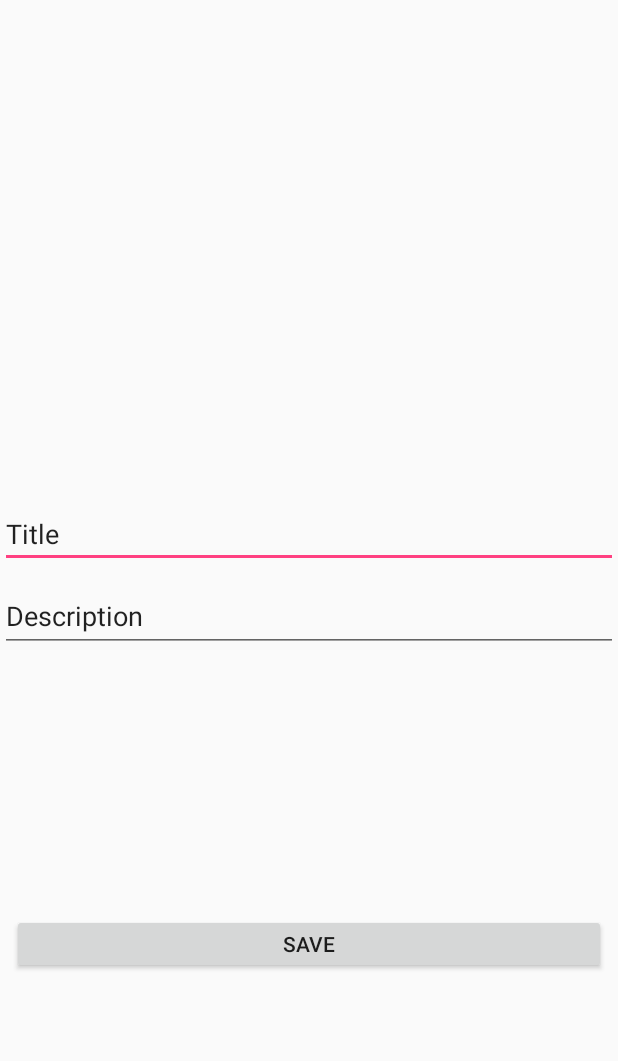
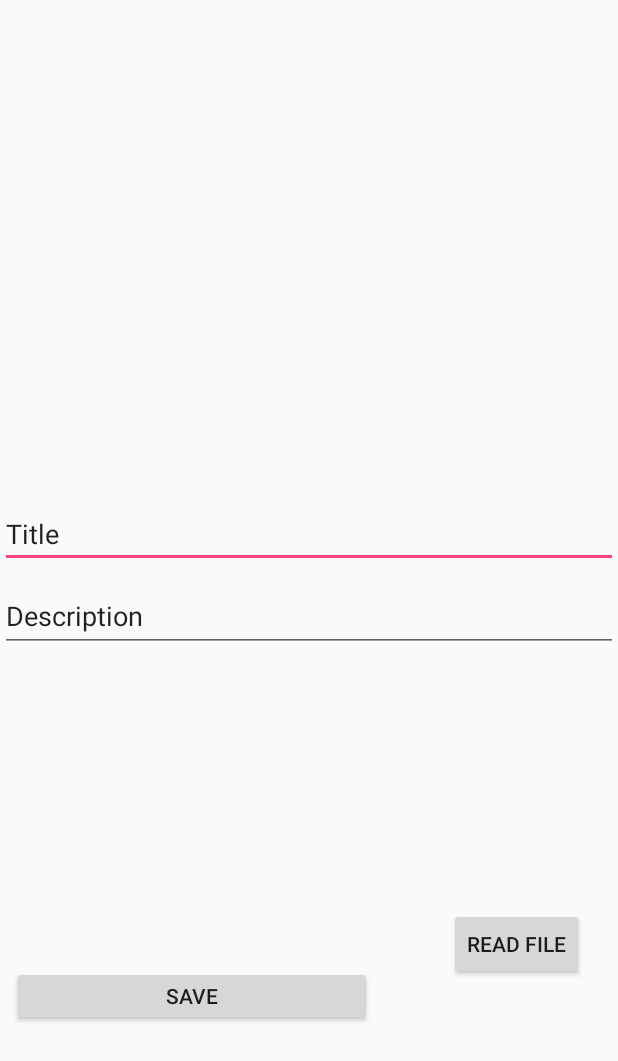
Before and after one commit to crossfx/demo2, an Android app: the layout activity_testactivity.xml on its own in the app's theme, with its tools: preview values and no code run, on a phone screen of 412 x 824 dp. Shown: the top 1061 px of the screen. Run offline under Robolectric (Android 15) with nearby library versions, the phone set to English and light mode, and no system bars; network calls fail.

```diff
--- a/app/src/main/res/layout/activity_testactivity.xml
+++ b/app/src/main/res/layout/activity_testactivity.xml
@@ -46,16 +46,31 @@
 
     <Button
         android:id="@+id/savebutton"
-        android:layout_width="0dp"
+        android:layout_width="240dp"
         android:layout_height="40dp"
+        android:layout_marginLeft="8dp"
+        android:layout_marginStart="8dp"
+        android:text="Save"
+        app:layout_constraintBottom_toBottomOf="parent"
+        app:layout_constraintStart_toStartOf="parent"
+        app:layout_constraintTop_toBottomOf="@+id/descriptext"
+        app:layout_constraintVertical_bias="0.6" />
+
+    <Button
+        android:id="@+id/readbutton"
+        android:layout_width="wrap_content"
+        android:layout_height="wrap_content"
+        android:layout_marginBottom="8dp"
         android:layout_marginEnd="8dp"
         android:layout_marginLeft="8dp"
         android:layout_marginRight="8dp"
         android:layout_marginStart="8dp"
-        android:text="Save"
+        android:layout_marginTop="8dp"
+        android:text="read file"
         app:layout_constraintBottom_toBottomOf="parent"
         app:layout_constraintEnd_toEndOf="parent"
-        app:layout_constraintStart_toStartOf="parent"
+        app:layout_constraintHorizontal_bias="0.75"
+        app:layout_constraintStart_toEndOf="@+id/savebutton"
         app:layout_constraintTop_toBottomOf="@+id/descriptext" />
 
 
--- a/app/src/main/res/layout/item_listview.xml
+++ b/app/src/main/res/layout/item_listview.xml
@@ -15,7 +15,7 @@
             android:id="@+id/item_title"
             android:layout_width="match_parent"
             android:layout_height="wrap_content"
-            android:background="@color/colorAccent"
+            android:background="@android:color/transparent"
             app:layout_constraintBottom_toTopOf="@+id/annotateimage"
             app:layout_constraintEnd_toEndOf="parent"
             app:layout_constraintHorizontal_bias="0.0"
@@ -35,7 +35,7 @@
             android:id="@+id/item_description"
             android:layout_width="match_parent"
             android:layout_height="wrap_content"
-            android:background="@color/colorAccent"
+            android:background="@android:color/transparent"
             app:layout_constraintEnd_toEndOf="parent"
             app:layout_constraintTop_toBottomOf="@+id/annotateimage" />
 
```
Also changed, not shown: app/src/main/java/com/example/schen/camera/MainActivity.java (+42 -13 lines), app/src/main/java/com/example/schen/camera/testactivity.java (+83 -93 lines).
